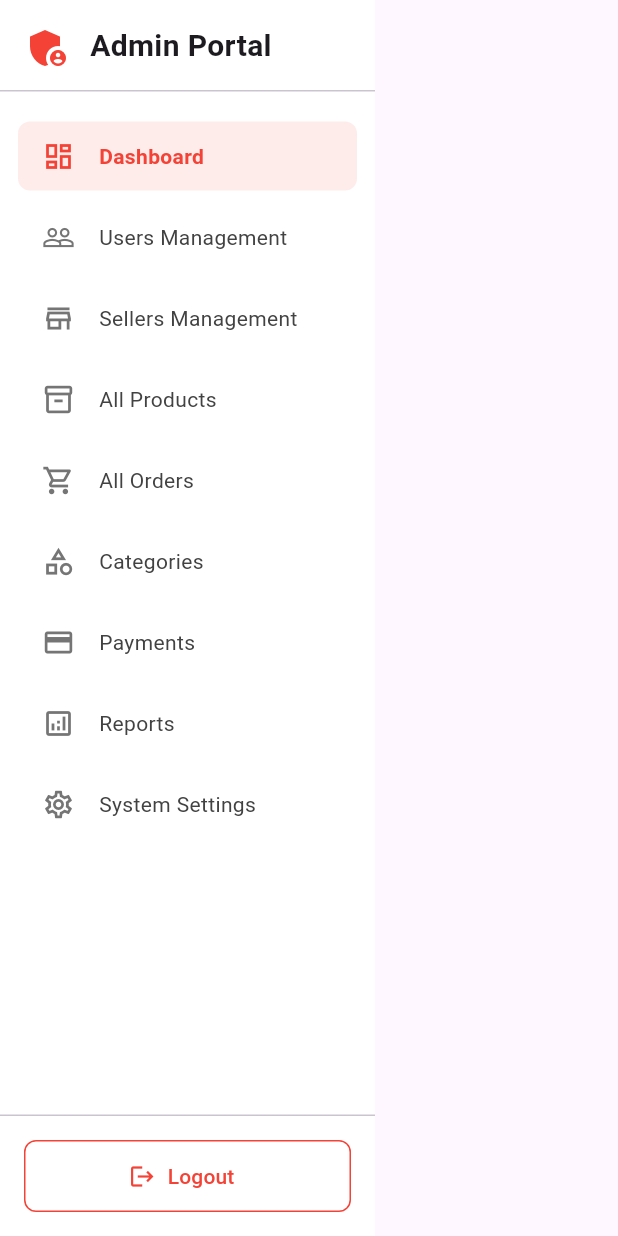
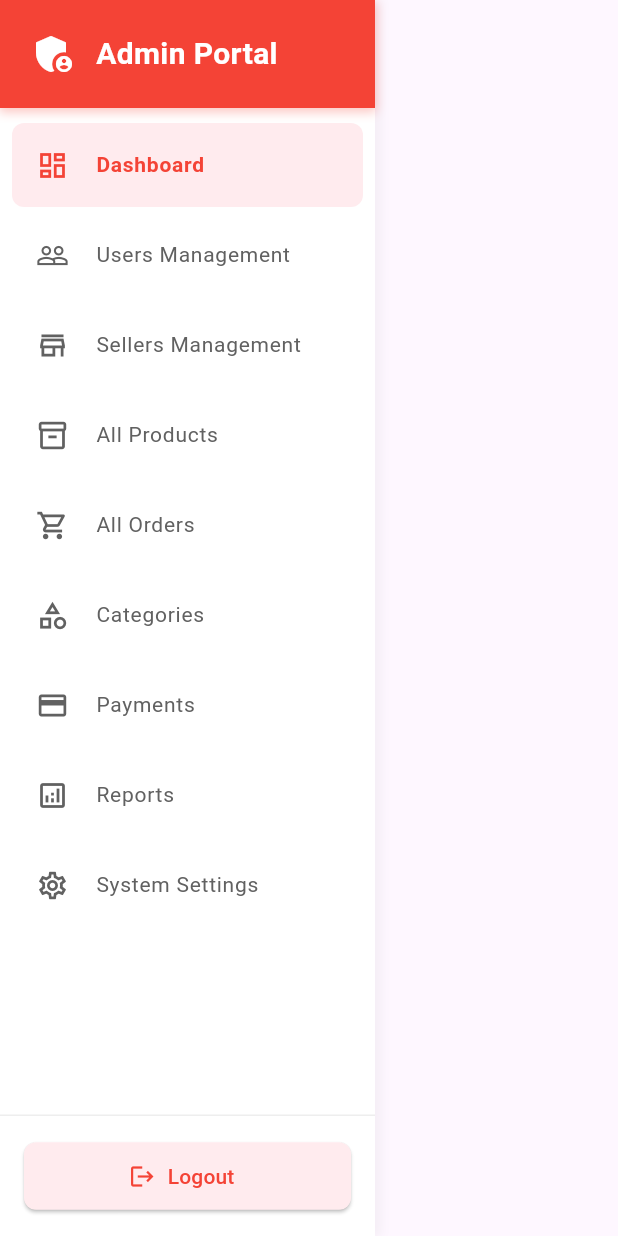
Before and after one commit to mem0r1es/TokoOnline, a Flutter app: the SidebarAdmin widget shown alone on an empty page, opened directly, on a phone screen of 412 x 824 dp. Run offline on Flutter 3.47's test engine with Material 3 defaults, Android fonts, the phone set to English and light mode, and no system bars; our stand-ins replace get, get_storage, google_fonts, image_picker, supabase_flutter, url_strategy; accounts and stored records are empty.

Commit message:
Tombol berfungsi

```diff
--- a/lib/modules/admin/widgets/sidebar_admin.dart
+++ b/lib/modules/admin/widgets/sidebar_admin.dart
@@ -13,20 +13,45 @@ class SidebarAdmin extends StatelessWidget {
 
     return Container(
       width: 250,
+      decoration: BoxDecoration(
         color: Colors.white,
+        boxShadow: [
+          BoxShadow(
+            color: Colors.grey.withOpacity(0.1),
+            spreadRadius: 1,
+            blurRadius: 5,
+            offset: const Offset(3, 0),
+          ),
+        ],
+      ),
       child: Column(
         children: [
-          // Logo Section
+          // Logo/Header
           Container(
-            height: 60,
-            padding: const EdgeInsets.all(16),
+            padding: const EdgeInsets.all(20),
+            decoration: BoxDecoration(
+              color: Colors.red,
+              boxShadow: [
+                BoxShadow(
+                  color: Colors.red.withOpacity(0.3),
+                  spreadRadius: 1,
+                  blurRadius: 5,
+                  offset: const Offset(0, 2),
+                ),
+              ],
+            ),
             child: Row(
-              children: [
-                const Icon(Icons.admin_panel_settings, color: Colors.red, size: 32),
-                const SizedBox(width: 12),
-                const Text(
+              children: const [
+                Icon(
+                  Icons.admin_panel_settings,
+                  color: Colors.white,
+                  size: 32,
+                ),
+                SizedBox(width: 12),
+                Text(
                   'Admin Portal',
                   style: TextStyle(
+                    color: Colors.white,
                     fontSize: 20,
                     fontWeight: FontWeight.bold,
                   ),
@@ -35,77 +60,94 @@ class SidebarAdmin extends StatelessWidget {
             ),
           ),
 
-          const Divider(height: 1),
-
           // Menu Items
           Expanded(
-            child: ListView(
-              padding: const EdgeInsets.symmetric(vertical: 16),
+            child: Obx(() => ListView(
+              padding: const EdgeInsets.symmetric(vertical: 8),
               children: [
                 _buildMenuItem(
-                  'dashboard',
-                  'Dashboard',
-                  Icons.dashboard_outlined,
+                  icon: Icons.dashboard_outlined,
+                  title: 'Dashboard',
+                  menuKey: 'dashboard',
+                  isSelected: controller.selectedMenu.value == 'dashboard',
+                  onTap: () => controller.changeMenu('dashboard'),
                 ),
                 _buildMenuItem(
-                  'users',
-                  'Users Management',
-                  Icons.people_outline,
+                  icon: Icons.people_outline,
+                  title: 'Users Management',
+                  menuKey: 'users',
+                  isSelected: controller.selectedMenu.value == 'users',
+                  onTap: () => controller.changeMenu('users'),
                 ),
                 _buildMenuItem(
-                  'sellers',
-                  'Sellers Management',
-                  Icons.store_outlined,
+                  icon: Icons.store_outlined,
+                  title: 'Sellers Management',
+                  menuKey: 'sellers',
+                  isSelected: controller.selectedMenu.value == 'sellers',
+                  onTap: () => controller.changeMenu('sellers'),
                 ),
                 _buildMenuItem(
-                  'products',
-                  'All Products',
-                  Icons.inventory_2_outlined,
+                  icon: Icons.inventory_2_outlined,
+                  title: 'All Products',
+                  menuKey: 'products',
+                  isSelected: controller.selectedMenu.value == 'products',
+                  onTap: () => controller.changeMenu('products'),
                 ),
                 _buildMenuItem(
-                  'orders',
-                  'All Orders',
-                  Icons.shopping_cart_outlined,
+                  icon: Icons.shopping_cart_outlined,
+                  title: 'All Orders',
+                  menuKey: 'orders',
+                  isSelected: controller.selectedMenu.value == 'orders',
+                  onTap: () => controller.changeMenu('orders'),
                 ),
                 _buildMenuItem(
-                  'categories',
-                  'Categories',
-                  Icons.category_outlined,
+                  icon: Icons.category_outlined,
+                  title: 'Categories',
+                  menuKey: 'categories',
+                  isSelected: controller.selectedMenu.value == 'categories',
+                  onTap: () => controller.changeMenu('categories'),
                 ),
                 _buildMenuItem(
-                  'payments',
-                  'Payments',
-                  Icons.payment_outlined,
+                  icon: Icons.payment_outlined,
+                  title: 'Payments',
+                  menuKey: 'payments',
+                  isSelected: controller.selectedMenu.value == 'payments',
+                  onTap: () => controller.changeMenu('payments'),
                 ),
                 _buildMenuItem(
-                  'reports',
-                  'Reports',
-                  Icons.analytics_outlined,
+                  icon: Icons.analytics_outlined,
+                  title: 'Reports',
+                  menuKey: 'reports',
+                  isSelected: controller.selectedMenu.value == 'reports',
+                  onTap: () => controller.changeMenu('reports'),
                 ),
                 _buildMenuItem(
-                  'settings',
-                  'System Settings',
-                  Icons.settings_outlined,
+                  icon: Icons.settings_outlined,
+                  title: 'System Settings',
+                  menuKey: 'settings',
+                  isSelected: controller.selectedMenu.value == 'settings',
+                  onTap: () => controller.changeMenu('settings'),
                 ),
               ],
+            )),
           ),
-          ),
-
-          const Divider(height: 1),
 
           // Logout Button
           Container(
             padding: const EdgeInsets.all(16),
-            child: OutlinedButton.icon(
-              onPressed: controller.logout,
-              icon: const Icon(Icons.logout, color: Colors.red),
-              label: const Text(
-                'Logout',
-                style: TextStyle(color: Colors.red),
+            decoration: BoxDecoration(
+              border: Border(
+                top: BorderSide(color: Colors.grey[200]!),
               ),
-              style: OutlinedButton.styleFrom(
-                minimumSize: const Size(double.infinity, 48),
-                side: const BorderSide(color: Colors.red),
+            ),
+            child: ElevatedButton.icon(
+              onPressed: () => controller.logout(),
+              icon: const Icon(Icons.logout),
+              label: const Text('Logout'),
+              style: ElevatedButton.styleFrom(
+                backgroundColor: Colors.red[50],
+                foregroundColor: Colors.red,
+                minimumSize: const Size(double.infinity, 45),
                 shape: RoundedRectangleBorder(
                   borderRadius: BorderRadius.circular(8),
                 ),
@@ -117,43 +159,39 @@ class SidebarAdmin extends StatelessWidget {
     );
   }
 
-  Widget _buildMenuItem(String key, String title, IconData icon) {
-    final AdminDashboardController controller = Get.find<AdminDashboardController>();
-
-    return Obx(() {
-      final isSelected = controller.selectedMenu.value == key;
-
+  Widget _buildMenuItem({
+    required IconData icon,
+    required String title,
+    required String menuKey,
+    required bool isSelected,
+    required VoidCallback onTap,
+  }) {
     return Container(
-        margin: const EdgeInsets.symmetric(horizontal: 12, vertical: 4),
-        child: Material(
-          color: isSelected ? Colors.red.withOpacity(0.1) : Colors.transparent,
+      margin: const EdgeInsets.symmetric(horizontal: 8, vertical: 2),
+      decoration: BoxDecoration(
         borderRadius: BorderRadius.circular(8),
-          child: InkWell(
-            onTap: () => controller.changeMenu(key),
-            borderRadius: BorderRadius.circular(8),
-            child: Container(
-              padding: const EdgeInsets.symmetric(horizontal: 16, vertical: 12),
-              child: Row(
-                children: [
-                  Icon(
+        color: isSelected ? Colors.red[50] : Colors.transparent,
+      ),
+      child: ListTile(
+        leading: Icon(
           icon,
+          color: isSelected ? Colors.red : Colors.grey[700],
           size: 22,
-                    color: isSelected ? Colors.red : Colors.grey[600],
         ),
-                  const SizedBox(width: 16),
-                  Text(
+        title: Text(
           title,
           style: TextStyle(
-                      color: isSelected ? Colors.red : Colors.grey[800],
+            color: isSelected ? Colors.red : Colors.grey[700],
             fontWeight: isSelected ? FontWeight.w600 : FontWeight.normal,
+            fontSize: 14,
           ),
         ),
-                ],
+        onTap: onTap,
+        shape: RoundedRectangleBorder(
+          borderRadius: BorderRadius.circular(8),
         ),
-            ),
-          ),
+        hoverColor: Colors.red[50],
       ),
     );
-    });
   }
 }
--- a/lib/modules/seller/controllers/dashboard_controller.dart
+++ b/lib/modules/seller/controllers/dashboard_controller.dart
@@ -1,3 +1,5 @@
+// ignore_for_file: avoid_print
+
 import 'package:get/get.dart';
 import 'package:supabase_flutter/supabase_flutter.dart';
 import 'package:toko_online_getx/models/add_productmodel.dart';
```
Also changed, not shown: CONTEXT E-commerce Multi-Platform D.txt (+18 -0 lines), lib/modules/admin/controllers/dashboard_controller.dart (+25 -5 lines), lib/modules/admin/views/dashboard_view.dart (+102 -24 lines), lib/modules/admin/views/users_management_view.dart (added, +354 -0 lines), lib/models/user_model.dart (added), lib/modules/admin/controllers/users_controller.dart (added). Lines whose indentation alone changed are shown as unchanged.
